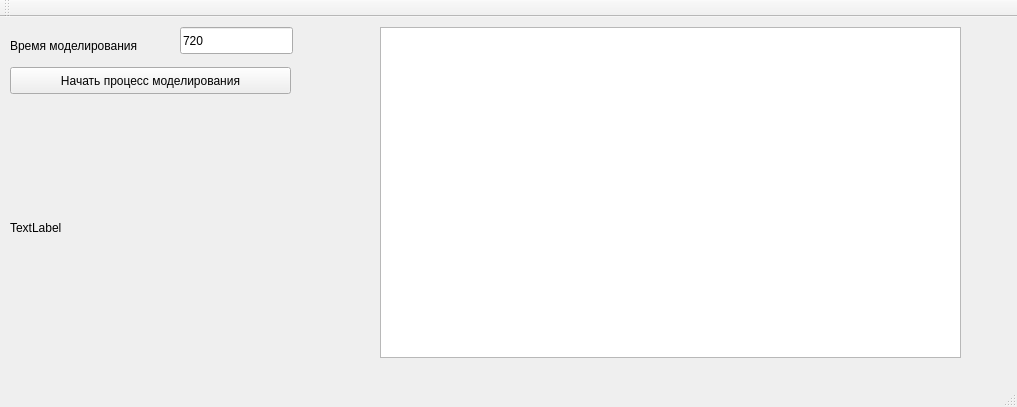
valeriyasyomina/ImitationModelingHospital, file src/mainwindow.ui: the form before one commit.
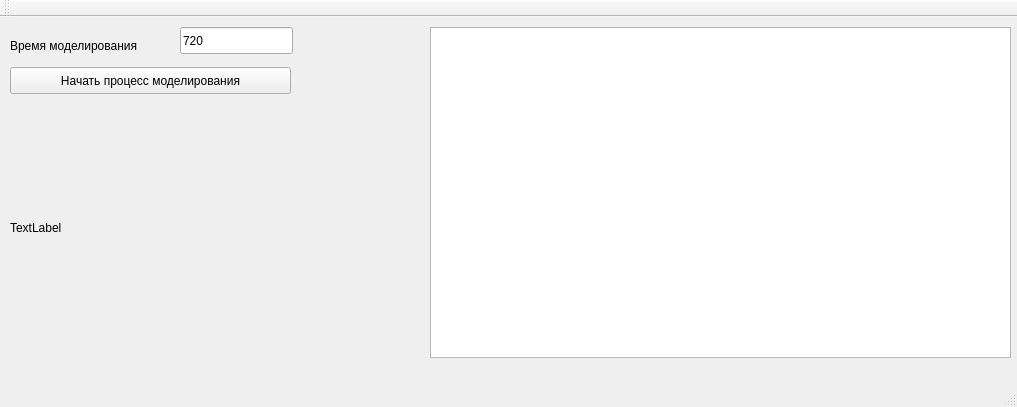
The form after the commit.

The edit to the form file:
```diff
--- a/src/mainwindow.ui
+++ b/src/mainwindow.ui
@@ -56,7 +56,7 @@
    <widget class="QListWidget" name="lstStatistics">
     <property name="geometry">
      <rect>
-      <x>380</x>
+      <x>430</x>
       <y>10</y>
       <width>581</width>
       <height>331</height>
@@ -68,7 +68,7 @@
      <rect>
       <x>10</x>
       <y>90</y>
-      <width>371</width>
+      <width>411</width>
       <height>241</height>
      </rect>
     </property>
```
